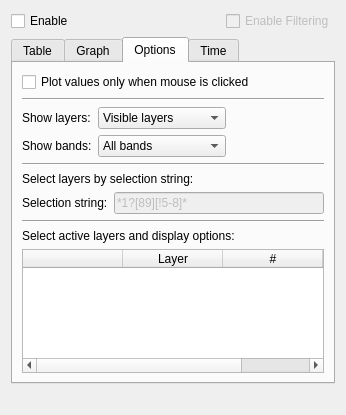
Old version of the form ui_mutant.ui in the repository mach0/mutant.
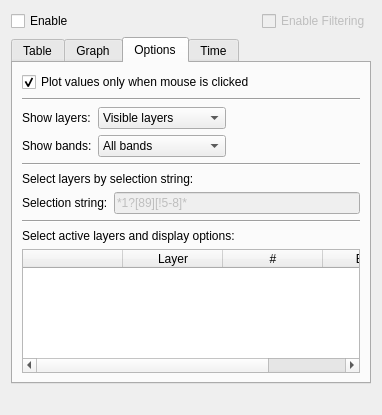
New version of the form.

Patch:
```diff
--- a/ui_mutant.ui
+++ b/ui_mutant.ui
@@ -6,7 +6,7 @@
    <rect>
     <x>0</x>
     <y>0</y>
-    <width>346</width>
+    <width>382</width>
     <height>415</height>
    </rect>
   </property>
@@ -377,6 +377,9 @@
          <property name="text">
           <string>Plot values only when mouse is clicked</string>
          </property>
+         <property name="checked">
+          <bool>true</bool>
+         </property>
         </widget>
        </item>
        <item row="3" column="0">
```
Left out of the diff: 11 changed lines with no effect on the pictures.
